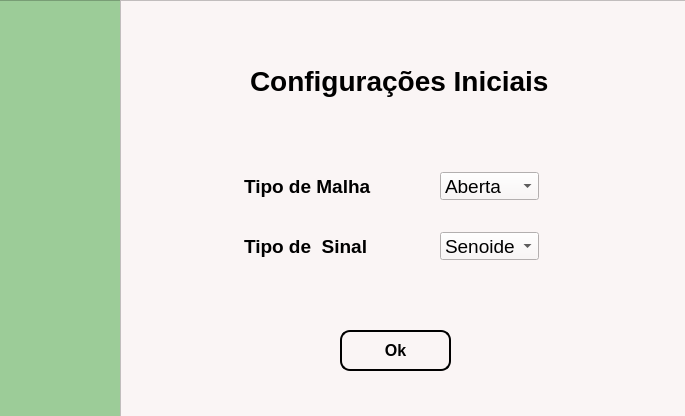
Old version of the form interface/uis/PrimaryWindow.ui in the repository Aandre99/Projeto-Sistema-De-Controle.
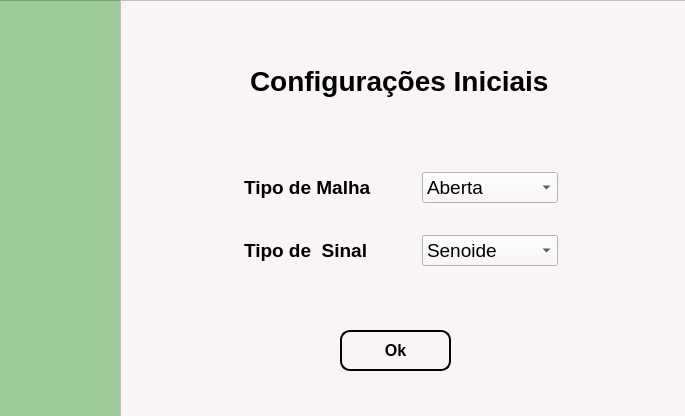
New version of the form.

Commit message: Update requeriments.txt and PrimaryWindow size

```diff
--- a/interface/uis/PrimaryWindow.ui
+++ b/interface/uis/PrimaryWindow.ui
@@ -112,13 +112,13 @@
       <rect>
        <x>100</x>
        <y>150</y>
-       <width>391</width>
-       <height>131</height>
+       <width>404</width>
+       <height>135</height>
       </rect>
      </property>
      <layout class="QFormLayout" name="formLayout">
       <property name="horizontalSpacing">
-       <number>69</number>
+       <number>51</number>
       </property>
       <property name="verticalSpacing">
        <number>32</number>
@@ -130,10 +130,10 @@
        <number>22</number>
       </property>
       <property name="rightMargin">
-       <number>72</number>
+       <number>66</number>
       </property>
       <property name="bottomMargin">
-       <number>21</number>
+       <number>19</number>
       </property>
       <item row="0" column="0">
        <widget class="QLabel" name="label_2">
```
The commit also changes 3 other files.
